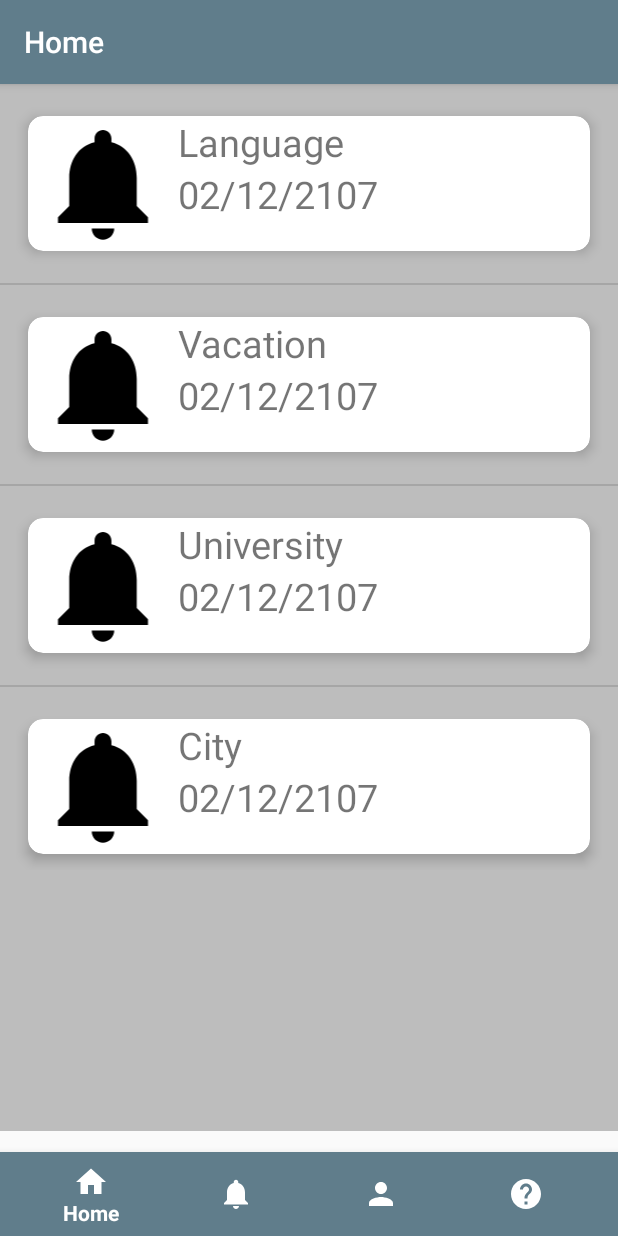
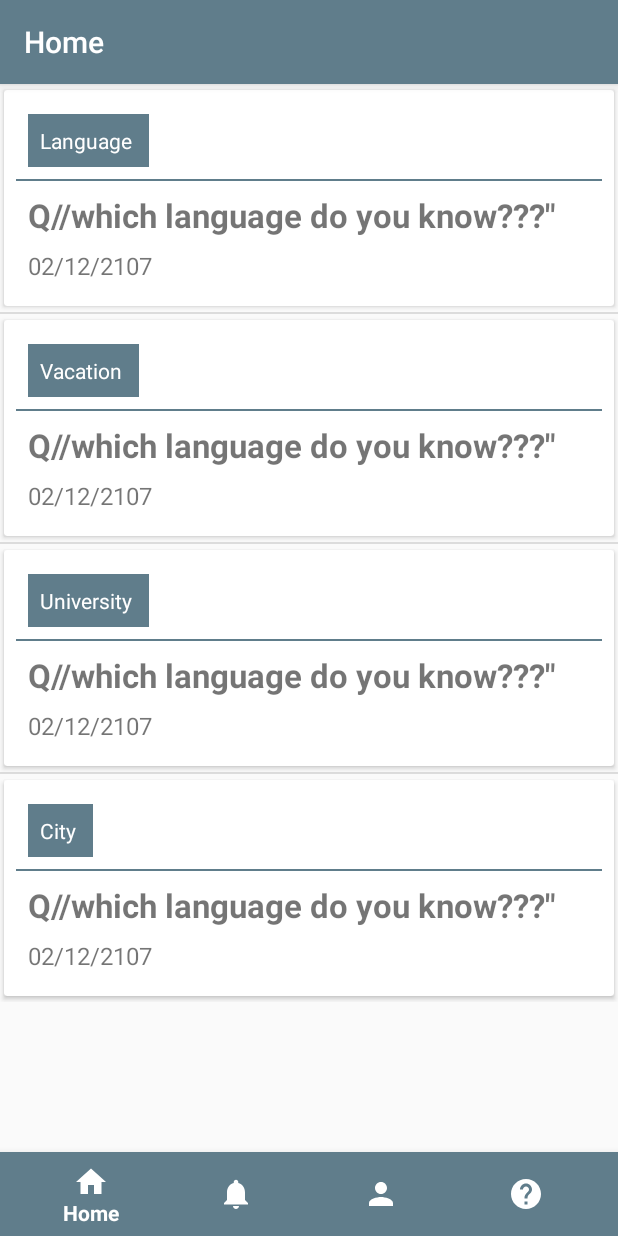
Before and after one commit to YousraMahid/VotingSystemV1, an Android app: the HomeFragment screen opened directly, with no data from a screen before it, on a phone screen of 412 x 824 dp. Run offline under Robolectric (Android 15) with nearby library versions, the phone set to English and light mode, and no system bars.

Commit message:
walla nazanm

```diff
--- a/app/src/main/java/com/example/hp/votingsystemv1/Adapters/PollAdapter.java
+++ b/app/src/main/java/com/example/hp/votingsystemv1/Adapters/PollAdapter.java
@@ -40,10 +40,12 @@ public class PollAdapter extends ArrayAdapter<PollList> {
             LayoutInflater inflater = LayoutInflater.from(context);
             convertView = inflater.inflate(resource, null);
         }
-        TextView title = convertView.findViewById(R.id.title);
+        TextView title=convertView.findViewById(R.id.subject);
+        TextView question = convertView.findViewById(R.id.title);
         TextView date = convertView.findViewById(R.id.date);
         PollList resultOfArticle = objects.get(position);
         title.setText(resultOfArticle.getTitle());
+        question.setText(resultOfArticle.getQuestion());
         date.setText(resultOfArticle.getDate());
         return convertView;
     }
--- a/app/src/main/java/com/example/hp/votingsystemv1/Fragments/HomeFragment.java
+++ b/app/src/main/java/com/example/hp/votingsystemv1/Fragments/HomeFragment.java
@@ -38,10 +38,10 @@ public class HomeFragment extends Fragment {
         View view = inflater.inflate(R.layout.fragment_home, container, false);
         ListView listView = view.findViewById(R.id.list_item);
         ArrayList<PollList> arrayList = new ArrayList();
-        arrayList.add(new PollList("Language ", "02/12/2107"));
-        arrayList.add(new PollList("Vacation ", "02/12/2107"));
-        arrayList.add(new PollList("University ", "02/12/2107"));
-        arrayList.add(new PollList("City ", "02/12/2107"));
+        arrayList.add(new PollList("Language ", "Q//which language do you know???\"","02/12/2107"));
+        arrayList.add(new PollList("Vacation ", "Q//which language do you know???\"","02/12/2107"));
+        arrayList.add(new PollList("University ", "Q//which language do you know???\"","02/12/2107"));
+        arrayList.add(new PollList("City ", "Q//which language do you know???\"","02/12/2107"));
         PollAdapter pollAdapter = new PollAdapter(getContext(), R.layout.item_design, arrayList);
         listView.setAdapter(pollAdapter);
 
--- a/app/src/main/java/com/example/hp/votingsystemv1/Models/PollList.java
+++ b/app/src/main/java/com/example/hp/votingsystemv1/Models/PollList.java
@@ -7,10 +7,16 @@ package com.example.hp.votingsystemv1.Models;
 public class PollList {
     private String title;
     private String date;
+    private String question;
 
-    public PollList(String title, String date) {
+    public String getQuestion() {
+        return question;
+    }
+
+    public PollList(String title, String question, String date) {
         this.title = title;
         this.date = date;
+        this.question=question;
     }
 
     public String getTitle() {
--- a/app/src/main/res/layout/activity_poll_question.xml
+++ b/app/src/main/res/layout/activity_poll_question.xml
@@ -5,7 +5,6 @@
     android:layout_width="match_parent"
     android:layout_height="match_parent"
     android:orientation="vertical"
-    android:background="@color/colorDivider"
     android:padding="30dp"
     android:layout_margin="30dp"
     tools:context="com.example.hp.votingsystemv1.Activities.PollQuestion">
--- a/app/src/main/res/layout/activity_signin.xml
+++ b/app/src/main/res/layout/activity_signin.xml
@@ -2,6 +2,7 @@
 <ScrollView xmlns:android="http://schemas.android.com/apk/res/android"
     android:layout_width="fill_parent"
     android:layout_height="fill_parent"
+    xmlns:app="http://schemas.android.com/apk/res-auto"
     android:fitsSystemWindows="true">
 
 
@@ -40,7 +41,9 @@
             android:layout_width="match_parent"
             android:layout_height="wrap_content"
             android:layout_marginBottom="8dp"
-            android:layout_marginTop="8dp">
+            app:passwordToggleEnabled="true">
+
+        android:layout_marginTop="8dp">
 
             <EditText
                 android:id="@+id/input_password"
--- a/app/src/main/res/layout/fragment_help.xml
+++ b/app/src/main/res/layout/fragment_help.xml
@@ -10,6 +10,6 @@
     android:layout_width="match_parent"
     android:layout_height="match_parent"
     android:layout_gravity="center"
-    android:src="@drawable/help"/>
+    />
 
 </FrameLayout>
--- a/app/src/main/res/layout/fragment_home.xml
+++ b/app/src/main/res/layout/fragment_home.xml
@@ -2,7 +2,6 @@
     xmlns:tools="http://schemas.android.com/tools"
     android:layout_width="match_parent"
     android:layout_height="match_parent"
-    android:background="@color/colorDivider"
     android:layout_marginBottom="70dp"
     tools:context="com.example.hp.votingsystemv1.Fragments.HomeFragment">
 
--- a/app/src/main/res/layout/item_design.xml
+++ b/app/src/main/res/layout/item_design.xml
@@ -1,58 +1,54 @@
 <?xml version="1.0" encoding="utf-8"?>
-<ScrollView xmlns:android="http://schemas.android.com/apk/res/android"
+<app:android.support.v7.widget.CardView
+    xmlns:android="http://schemas.android.com/apk/res/android"
     xmlns:app="http://schemas.android.com/apk/res-auto"
     android:layout_width="match_parent"
-    android:layout_height="match_parent">
-
-    <LinearLayout
-        android:layout_width="match_parent"
-        android:layout_height="match_parent"
-        android:layout_margin="5dp"
-        android:orientation="horizontal"
-        android:padding="5dp">
-
-        <android.support.v7.widget.CardView xmlns:card_view="http://schemas.android.com/apk/res-auto"
-            android:id="@+id/card_view"
-            android:layout_width="match_parent"
     android:layout_height="wrap_content"
-            card_view:cardBackgroundColor="@color/colorIcons"
-            card_view:cardCornerRadius="10dp"
-            card_view:cardElevation="5dp"
-            card_view:cardUseCompatPadding="true">
-
-
-            <LinearLayout
-                android:layout_width="match_parent"
-                android:layout_height="wrap_content"
-                android:orientation="horizontal">
-
-                <ImageView
-                    android:id="@+id/img_news"
-                    android:layout_width="100dp"
-                    android:layout_height="90dp"
-                    app:srcCompat="@drawable/ic_notifications_black_24dp" />
+    android:layout_margin="16dp"
+    android:elevation="8dp"
+    app:cardUseCompatPadding="true"
+    app:contentPadding="8dp">
 
     <LinearLayout
         android:layout_width="match_parent"
         android:layout_height="wrap_content"
         android:orientation="vertical">
 
+        <TextView
+            android:id="@+id/subject"
+            android:layout_width="wrap_content"
+            android:layout_height="wrap_content"
+            android:layout_margin="8dp"
+            android:background="@color/colorPrimary"
+            android:padding="8dp"
+            android:text="Subject Name "
+            android:textColor="@color/colorIcons" />
+
+        <View
+            android:layout_width="match_parent"
+            android:layout_height="1dp"
+            android:background="@color/colorPrimary">
+
+        </View>
 
         <TextView
             android:id="@+id/title"
-                        android:layout_width="wrap_content"
+            android:layout_width="match_parent"
             android:layout_height="wrap_content"
+            android:layout_margin="8dp"
             android:text="Title"
-                        android:textSize="25sp" />
+            android:textSize="22sp"
+            android:textStyle="bold" />
 
         <TextView
             android:id="@+id/date"
-                        android:layout_width="wrap_content"
-                        android:layout_height="wrap_content"
-                        android:text="Title"
-                        android:textSize="25sp" />
+            android:layout_width="match_parent"
+            android:layout_height="match_parent"
+            android:layout_marginBottom="8dp"
+            android:layout_marginLeft="8dp"
+            android:layout_marginRight="8dp"
+            android:text="description"
+            android:textSize="16sp" />
+
     </LinearLayout>
-            </LinearLayout>
-        </android.support.v7.widget.CardView>
-    </LinearLayout>
-</ScrollView>
+</app:android.support.v7.widget.CardView>
--- /dev/null
+++ b/app/src/main/res/values/dimen.xml
@@ -0,0 +1,5 @@
+<?xml version="1.0" encoding="utf-8"?>
+<resources>
+    <dimen name="activity_horizontal_margin">16dp</dimen>
+
+</resources>
```
Also changed, not shown: app/src/main/res/drawable/ic_basic_profile.xml (added, +9 -0 lines), app/src/main/res/drawable/ic_camera_alt_black_24dp.xml (added, +12 -0 lines), app/src/main/res/layout/fragment_.xml (+19 -9 lines). Lines whose indentation alone changed are shown as unchanged.
